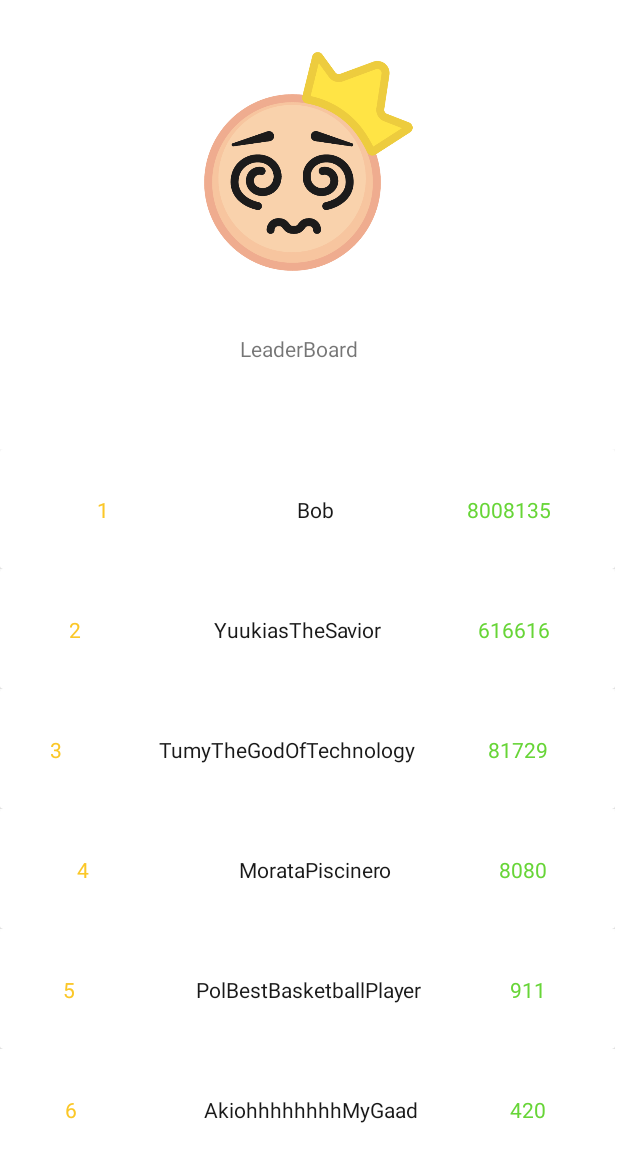
After one commit to Pol-Valverde/HangedRoyale2ntry, an Android app: the LeaderBoardActivity screen opened directly, with no data from a screen before it, on a phone screen of 412 x 824 dp. The commit adds this screen. Shown: the top 1162 px of the screen. Run offline under Robolectric (Android 15) with nearby library versions, the phone set to English and light mode, and no system bars.

Commit message:
Added Leaderboard

```diff
--- a/app/src/main/AndroidManifest.xml
+++ b/app/src/main/AndroidManifest.xml
@@ -15,7 +15,7 @@
         android:theme="@style/Theme.HangedRoyale2nTry"
         tools:targetApi="31">
         <activity
-            android:name=".LeaderBoardRecycleView"
+            android:name=".LeaderBoardRecycleViewAdapter"
             android:exported="false">
             <meta-data
                 android:name="android.app.lib_name"
@@ -23,7 +23,7 @@
         </activity>
 
         <activity
-            android:name=".LeaderBoard"
+            android:name=".LeaderBoardActivity"
             android:exported="false">
             <meta-data
                 android:name="android.app.lib_name"
@@ -53,14 +53,14 @@
         </activity>
         <activity
             android:name=".RegisterActivity"
-            android:exported="true">
+            android:exported="false">
             <meta-data
                 android:name="android.app.lib_name"
                 android:value="" />
         </activity>
         <activity
             android:name=".MainActivity"
-            android:exported="true">
+            android:exported="false">
             <meta-data
                 android:name="android.app.lib_name"
                 android:value="" />
@@ -68,6 +68,7 @@
         <activity
             android:name=".SplashScreenActivity"
             android:exported="true">
+
             <intent-filter>
                 <action android:name="android.intent.action.MAIN" />
 
--- a/app/src/main/java/com/example/hangedroyale2ntry/LeaderBoard.kt
+++ /dev/null
@@ -1,17 +0,0 @@
-package com.example.hangedroyale2ntry
-
-import androidx.appcompat.app.AppCompatActivity
-import android.os.Bundle
-import com.example.hangedroyale2ntry.databinding.ActivityLeaderBoardBinding
-
-
-class LeaderBoard : AppCompatActivity() {
-    private lateinit var binding: ActivityLeaderBoardBinding
-
-    override fun onCreate(savedInstanceState: Bundle?) {
-        super.onCreate(savedInstanceState)
-
-        binding = ActivityLeaderBoardBinding.inflate(layoutInflater)
-        setContentView(binding.root)
-    }
-}
--- /dev/null
+++ b/app/src/main/java/com/example/hangedroyale2ntry/LeaderBoardActivity.kt
@@ -0,0 +1,43 @@
+package com.example.hangedroyale2ntry
+
+import androidx.appcompat.app.AppCompatActivity
+import android.os.Bundle
+import com.example.hangedroyale2ntry.databinding.ActivityLeaderBoardBinding
+
+class LeaderBoardActivity : AppCompatActivity()
+{
+    private lateinit var binding: ActivityLeaderBoardBinding
+    private var adapter = LeaderBoardRecycleViewAdapter()
+
+    override fun onCreate(savedInstanceState: Bundle?)
+    {
+        super.onCreate(savedInstanceState)
+
+        binding = ActivityLeaderBoardBinding.inflate(layoutInflater)
+        setContentView(binding.root)
+
+        // supportActionBar?.hide() // Aquesta funció serveix per ocultar la barra de dalt on surt al títol de cada Activity
+
+        binding.leaderBoardRecycler.adapter = adapter
+
+        loadLeaderBoard()
+    }
+
+    private fun loadLeaderBoard()
+    {
+        val userScores = listOf<Pair<String, Int>>(
+            Pair("Bob", 8008135), Pair("YuukiasTheSavior", 616616),
+            Pair("TumyTheGodOfTechnology", 81729), Pair("MorataPiscinero", 8080),
+            Pair("PolBestBasketballPlayer", 911), Pair("AkiohhhhhhhhMyGaad", 420),
+            Pair("Skoindrix", 1)
+        )
+
+        val sortedList = arrayListOf<LeaderBoardItem>()
+
+        userScores.forEachIndexed { index, pair ->
+            sortedList.add(LeaderBoardItem(index + 1, pair.first, pair.second))
+        }
+
+        adapter.updateList(sortedList)
+    }
+}
--- /dev/null
+++ b/app/src/main/java/com/example/hangedroyale2ntry/LeaderBoardItem.kt
@@ -0,0 +1,7 @@
+package com.example.hangedroyale2ntry
+
+data class LeaderBoardItem(
+    val rankingPosition: Int,
+    val username: String,
+    val score: Int
+)
--- a/app/src/main/java/com/example/hangedroyale2ntry/LeaderBoardRecycleView.kt
+++ /dev/null
@@ -1,11 +0,0 @@
-package com.example.hangedroyale2ntry
-
-import androidx.appcompat.app.AppCompatActivity
-import android.os.Bundle
-
-class LeaderBoardRecycleView : AppCompatActivity() {
-    override fun onCreate(savedInstanceState: Bundle?) {
-        super.onCreate(savedInstanceState)
-        setContentView(R.layout.activity_leader_board_recycle_view)
-    }
-}
--- /dev/null
+++ b/app/src/main/java/com/example/hangedroyale2ntry/LeaderBoardRecycleViewAdapter.kt
@@ -0,0 +1,51 @@
+package com.example.hangedroyale2ntry
+
+import android.annotation.SuppressLint
+import androidx.appcompat.app.AppCompatActivity
+import android.os.Bundle
+import android.view.LayoutInflater
+import android.view.ViewGroup
+import androidx.recyclerview.widget.RecyclerView
+import com.example.hangedroyale2ntry.databinding.ItemLeaderboardBinding
+
+class LeaderBoardRecycleViewAdapter : RecyclerView.Adapter<LeaderBoardRecycleViewAdapter.LeaderBoardViewHolder>(){
+
+    private var leaderBoardList : List<LeaderBoardItem>? = null
+
+    inner class LeaderBoardViewHolder(binding: ItemLeaderboardBinding)
+        : RecyclerView.ViewHolder(binding.root)
+    {
+        val rankPosition = binding.rankingPositionText
+        val username = binding.usernameText
+        val score = binding.scoreText
+    }
+
+    override fun onCreateViewHolder(parent: ViewGroup, viewType: Int): LeaderBoardViewHolder
+    {
+        val inflater = LayoutInflater.from(parent.context)
+        val binding = ItemLeaderboardBinding.inflate(inflater, parent, false)
+
+        return LeaderBoardViewHolder(binding)
+    }
+
+    override fun onBindViewHolder(holder: LeaderBoardViewHolder, position: Int)
+    {
+        val item = leaderBoardList?.get(position)
+
+        holder.rankPosition.text = item?.rankingPosition.toString()
+        holder.username.text = item?.username ?: "Username is null"
+        holder.score.text = item?.score.toString()
+    }
+
+    override fun getItemCount(): Int
+    {
+        return leaderBoardList?.size ?: 0
+    }
+
+    @SuppressLint("NotifyDataSetChanged")
+    fun updateList(updatedList: List<LeaderBoardItem>)
+    {
+        leaderBoardList = updatedList
+        notifyDataSetChanged()
+    }
+}
--- a/app/src/main/java/com/example/hangedroyale2ntry/MainMenuActivity.kt
+++ b/app/src/main/java/com/example/hangedroyale2ntry/MainMenuActivity.kt
@@ -6,10 +6,14 @@ import android.os.Bundle
 import com.example.hangedroyale2ntry.databinding.ActivityMainMenuBinding
 import com.example.hangedroyale2ntry.databinding.ActivityRegisterBinding
 
-class MainMenuActivity : AppCompatActivity() {
+class MainMenuActivity : AppCompatActivity()
+{
     private lateinit var binding: ActivityMainMenuBinding
-    override fun onCreate(savedInstanceState: Bundle?) {
+
+    override fun onCreate(savedInstanceState: Bundle?)
+    {
         super.onCreate(savedInstanceState)
+
         binding = ActivityMainMenuBinding.inflate(layoutInflater)
         setContentView(binding.root)
 
@@ -18,17 +22,21 @@ class MainMenuActivity : AppCompatActivity() {
             startActivity(intent)
             finish()
         }
+
         binding.exitButton.setOnClickListener{
             System.exit(0)
         }
+
         binding.optionsButton.setOnClickListener{
             val intent = Intent(this@MainMenuActivity, OptionsActivity::class.java)
             startActivity(intent)
             finish()
         }
+
         binding.leadBoardButton.setOnClickListener {
-
+            val intent = Intent(this@MainMenuActivity, LeaderBoardActivity::class.java)
+            startActivity(intent)
+            finish()
         }
-
     }
 }
--- a/app/src/main/res/layout/activity_leader_board.xml
+++ b/app/src/main/res/layout/activity_leader_board.xml
@@ -4,12 +4,14 @@
     xmlns:tools="http://schemas.android.com/tools"
     android:layout_width="match_parent"
     android:layout_height="match_parent"
-    tools:context=".LeaderBoard">
+    tools:context=".LeaderBoardActivity">
 
     <androidx.recyclerview.widget.RecyclerView
+        android:id="@+id/leaderBoardRecycler"
         android:layout_width="410dp"
         android:layout_height="478dp"
         android:layout_marginTop="8dp"
+        app:layoutManager="androidx.recyclerview.widget.LinearLayoutManager"
         app:layout_constraintBottom_toBottomOf="parent"
         app:layout_constraintEnd_toEndOf="parent"
         app:layout_constraintHorizontal_bias="0.0"
--- a/app/src/main/res/layout/activity_leader_board_recycle_view.xml
+++ b/app/src/main/res/layout/activity_leader_board_recycle_view.xml
@@ -4,6 +4,6 @@
     xmlns:tools="http://schemas.android.com/tools"
     android:layout_width="match_parent"
     android:layout_height="match_parent"
-    tools:context=".LeaderBoardRecycleView">
+    tools:context=".LeaderBoardRecycleViewAdapter">
 
 </androidx.constraintlayout.widget.ConstraintLayout>
--- /dev/null
+++ b/app/src/main/res/layout/item_leaderboard.xml
@@ -0,0 +1,58 @@
+<?xml version="1.0" encoding="utf-8"?>
+<androidx.constraintlayout.widget.ConstraintLayout xmlns:android="http://schemas.android.com/apk/res/android"
+    xmlns:app="http://schemas.android.com/apk/res-auto"
+    xmlns:tools="http://schemas.android.com/tools"
+    android:layout_width="match_parent"
+    android:layout_height="wrap_content">
+
+    <androidx.cardview.widget.CardView
+        android:layout_width="0dp"
+        android:layout_height="80dp"
+        app:layout_constraintBottom_toBottomOf="parent"
+        app:layout_constraintEnd_toEndOf="parent"
+        app:layout_constraintStart_toStartOf="parent"
+        app:layout_constraintTop_toTopOf="parent"
+        app:layout_constraintVertical_bias="0.0">
+
+        <androidx.constraintlayout.widget.ConstraintLayout
+            android:layout_width="match_parent"
+            android:layout_height="match_parent">
+
+            <TextView
+                android:id="@+id/usernameText"
+                android:layout_width="wrap_content"
+                android:layout_height="wrap_content"
+                android:text="TextView"
+                android:textColor="@color/pastel_black"
+                app:layout_constraintBottom_toBottomOf="parent"
+                app:layout_constraintEnd_toStartOf="@+id/scoreText"
+                app:layout_constraintHorizontal_bias="0.69"
+                app:layout_constraintStart_toStartOf="parent"
+                app:layout_constraintTop_toTopOf="parent" />
+
+            <TextView
+                android:id="@+id/rankingPositionText"
+                android:layout_width="wrap_content"
+                android:layout_height="wrap_content"
+                android:text="TextView"
+                android:textColor="@color/gold"
+                app:layout_constraintBottom_toBottomOf="parent"
+                app:layout_constraintEnd_toStartOf="@+id/usernameText"
+                app:layout_constraintHorizontal_bias="0.34"
+                app:layout_constraintStart_toStartOf="parent"
+                app:layout_constraintTop_toTopOf="parent" />
+
+            <TextView
+                android:id="@+id/scoreText"
+                android:layout_width="wrap_content"
+                android:layout_height="wrap_content"
+                android:text="TextView"
+                android:textColor="@color/green"
+                app:layout_constraintBottom_toBottomOf="parent"
+                app:layout_constraintEnd_toEndOf="parent"
+                app:layout_constraintHorizontal_bias="0.88"
+                app:layout_constraintStart_toStartOf="parent"
+                app:layout_constraintTop_toTopOf="parent" />
+        </androidx.constraintlayout.widget.ConstraintLayout>
+    </androidx.cardview.widget.CardView>
+</androidx.constraintlayout.widget.ConstraintLayout>
--- a/app/src/main/res/values/colors.xml
+++ b/app/src/main/res/values/colors.xml
@@ -7,4 +7,7 @@
     <color name="teal_700">#FF018786</color>
     <color name="black">#FF000000</color>
     <color name="white">#FFFFFFFF</color>
+    <color name="gold">#FBC727</color>
+    <color name="pastel_black">#191919</color>
+    <color name="green">#67D537</color>
 </resources>
```
